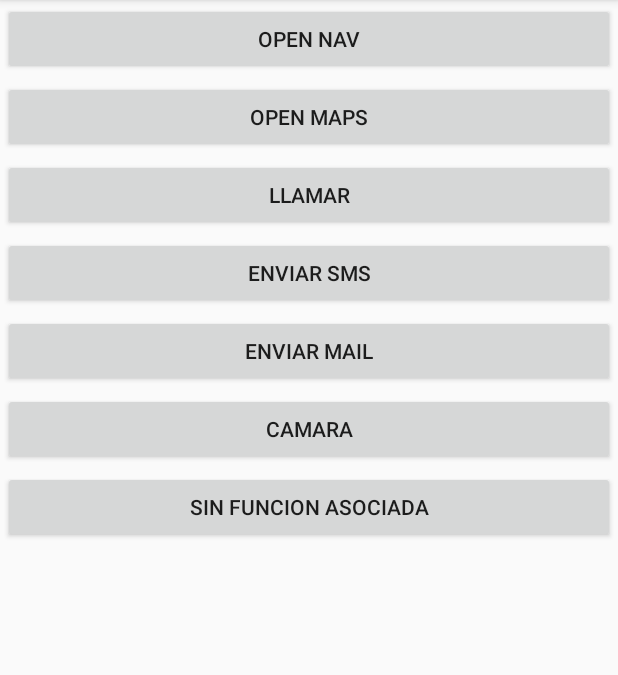
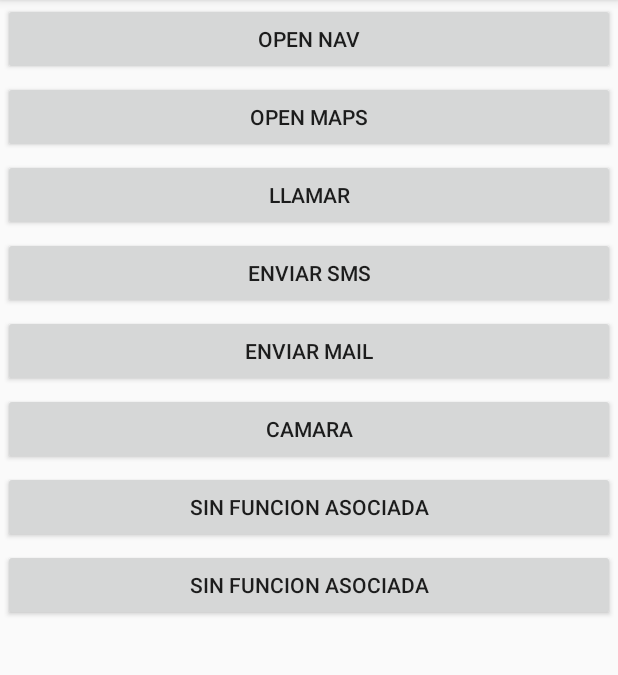
Before and after one commit to robertosuarez75/intents, an Android app: the screen it shows after launch (MainActivity), on a phone screen of 412 x 824 dp, the part 84-759 px from its top. Run offline under Robolectric (Android 15) with nearby library versions, the phone set to English and light mode, and no system bars.

Commit message:
agrega boton 2

```diff
--- a/app/src/main/res/layout/activity_main.xml
+++ b/app/src/main/res/layout/activity_main.xml
@@ -69,6 +69,13 @@
       android:id="@+id/btnEmpty"
       android:layout_margin="2dp"/>
 
+   <Button
+       android:layout_width="match_parent"
+       android:layout_height="wrap_content"
+      android:text="sin funcion asociada"
+      android:id="@+id/btnEmpty2"
+      android:layout_margin="2dp"/>
+
    <ImageView
        android:layout_width="match_parent"
        android:layout_height="match_parent"
```
